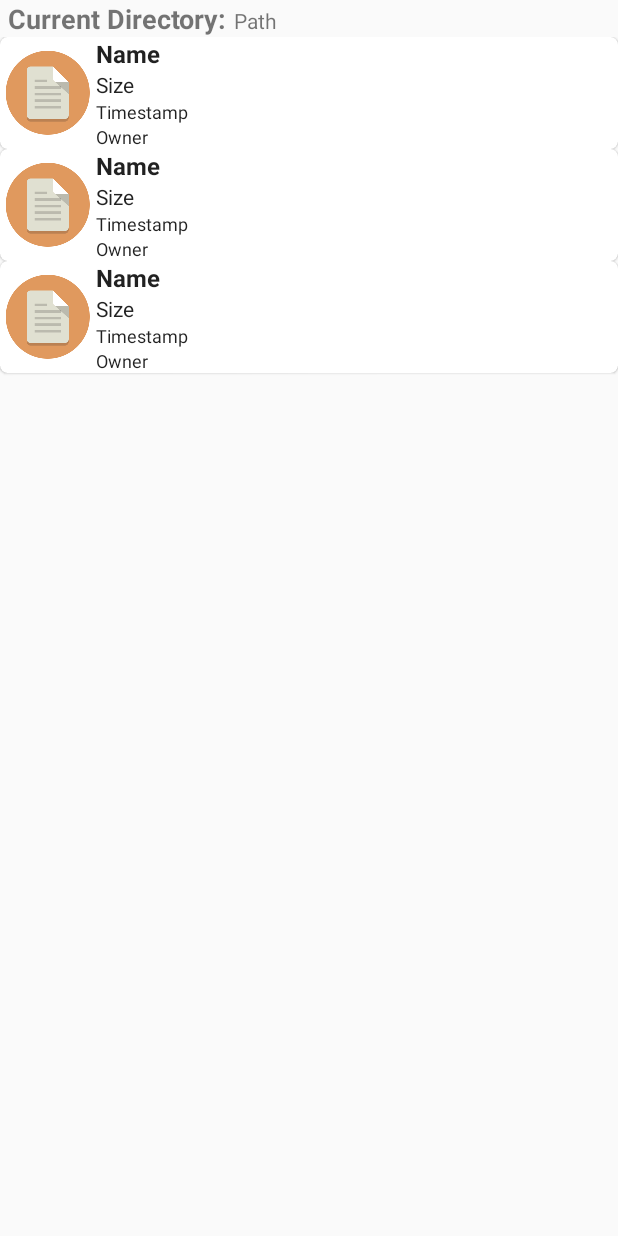
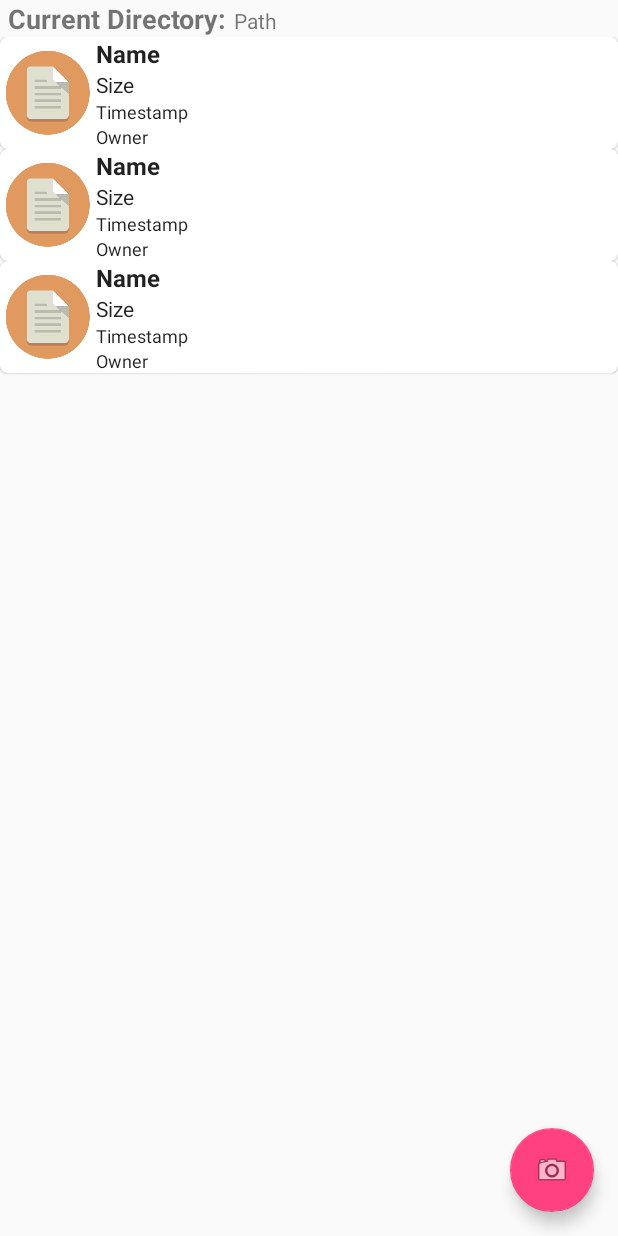
Before and after one commit to gorbi/cis600_project, an Android app: the layout fragment_folderitem_list.xml on its own in the app's theme, with its tools: preview values and no code run, on a phone screen of 412 x 824 dp. Run offline under Robolectric (Android 15) with nearby library versions, the phone set to English and light mode, and no system bars.

Commit message:
Move fab to fragment

```diff
--- a/app/src/main/res/layout/fragment_folderitem_list.xml
+++ b/app/src/main/res/layout/fragment_folderitem_list.xml
@@ -1,11 +1,11 @@
 <?xml version="1.0" encoding="utf-8"?>
-<LinearLayout
+<RelativeLayout
         xmlns:android="http://schemas.android.com/apk/res/android"
         android:layout_width="match_parent"
-        android:layout_height="match_parent"
-        android:orientation="vertical">
+        android:layout_height="match_parent">
 
     <LinearLayout
+            android:id="@+id/currentPath"
             android:layout_width="match_parent"
             android:layout_height="wrap_content"
             android:layout_marginLeft="5dp"
@@ -28,9 +28,8 @@
 
     </LinearLayout>
 
-
-
     <android.support.v7.widget.RecyclerView
+            android:layout_below="@+id/currentPath"
             xmlns:app="http://schemas.android.com/apk/res-auto"
             xmlns:tools="http://schemas.android.com/tools"
             android:id="@+id/list"
@@ -41,4 +40,13 @@
             tools:context="com.mkchaudh.nnataraj.orangeftp.FolderItemFragment"
             tools:listitem="@layout/fragment_folderitem"/>
 
-</LinearLayout>
+    <android.support.design.widget.FloatingActionButton
+            android:id="@+id/fab_camera"
+            android:layout_width="wrap_content"
+            android:layout_height="wrap_content"
+            android:layout_alignParentRight="true"
+            android:layout_alignParentBottom="true"
+            android:layout_margin="@dimen/fab_margin"
+            android:src="@android:drawable/ic_menu_camera" />
+
+</RelativeLayout>
```
Also changed, not shown: app/src/main/java/com/mkchaudh/nnataraj/orangeftp/FolderItemFragment.java (+8 -0 lines), app/src/main/java/com/mkchaudh/nnataraj/orangeftp/MainActivity.java (+0 -12 lines), app/src/main/res/layout/activity_main.xml (+0 -8 lines).
